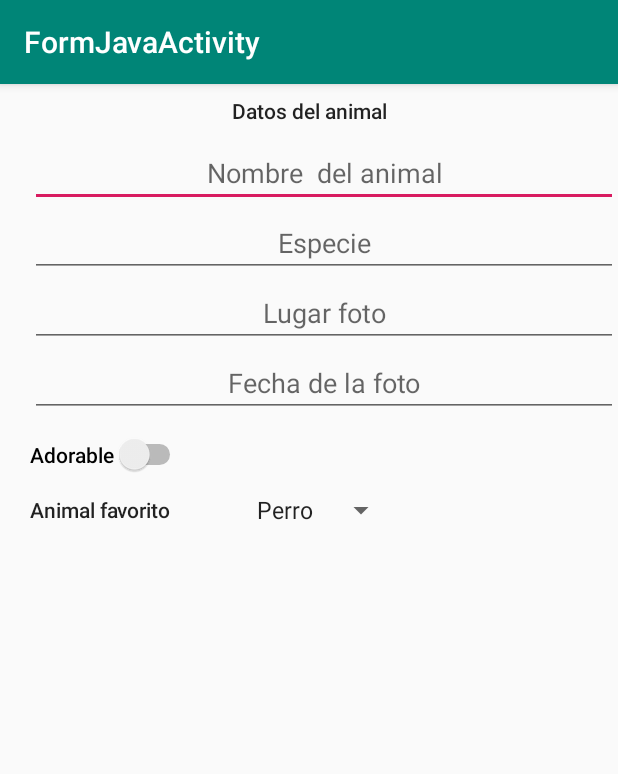
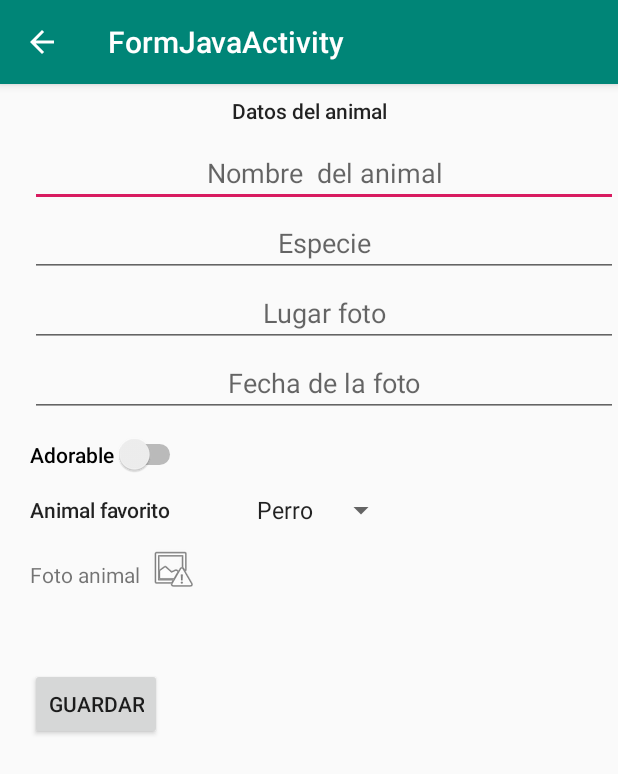
Before and after one commit to AMD031/proyectoAndroid, an Android app: the FormJavaActivity screen opened directly, with no data from a screen before it, on a phone screen of 412 x 824 dp. Shown: the top 774 px of the screen. Run offline under Robolectric (Android 15) with nearby library versions, the phone set to English and light mode, and no system bars.

Commit message:
Agregado boton regreso

```diff
--- a/app/src/main/java/proyecto/anigrud/interfaces/ListadoInterface.java
+++ b/app/src/main/java/proyecto/anigrud/interfaces/ListadoInterface.java
@@ -14,4 +14,6 @@ public interface ListadoInterface {
 
 
 
+
+
 }
--- a/app/src/main/java/proyecto/anigrud/presenters/ListadoPresenter.java
+++ b/app/src/main/java/proyecto/anigrud/presenters/ListadoPresenter.java
@@ -18,4 +18,6 @@ public class ListadoPresenter implements ListadoInterface.Presenter{
 
 
 
+
+
 }
--- a/app/src/main/java/proyecto/anigrud/views/FormJavaActivity.java
+++ b/app/src/main/java/proyecto/anigrud/views/FormJavaActivity.java
@@ -18,8 +18,13 @@ public class FormJavaActivity extends AppCompatActivity {
         setContentView(R.layout.activity_form_java);
         Toolbar toolbar = findViewById(R.id.toolbar);
         setSupportActionBar(toolbar);
-
-
+        getSupportActionBar().setDisplayHomeAsUpEnabled(true);
+        getSupportActionBar().setDisplayShowHomeEnabled(true);
     }
 
+    @Override
+    public boolean onSupportNavigateUp() {
+        onBackPressed();
+        return super.onSupportNavigateUp();
+    }
 }
--- a/app/src/main/java/proyecto/anigrud/views/ListadoActivity.java
+++ b/app/src/main/java/proyecto/anigrud/views/ListadoActivity.java
@@ -25,6 +25,7 @@ public class ListadoActivity extends AppCompatActivity implements ListadoInterfa
         setContentView(R.layout.activity_listado);
         Toolbar toolbar = findViewById(R.id.toolbar);
         setSupportActionBar(toolbar);
+
 
         presenter = new ListadoPresenter(this);
 
--- a/app/src/main/res/layout/activity_form_java.xml
+++ b/app/src/main/res/layout/activity_form_java.xml
@@ -1,4 +1,5 @@
 <?xml version="1.0" encoding="utf-8"?>
+
 <androidx.coordinatorlayout.widget.CoordinatorLayout xmlns:android="http://schemas.android.com/apk/res/android"
     xmlns:app="http://schemas.android.com/apk/res-auto"
     xmlns:tools="http://schemas.android.com/tools"
@@ -16,7 +17,9 @@
             android:layout_width="match_parent"
             android:layout_height="?attr/actionBarSize"
             android:background="?attr/colorPrimary"
-            app:popupTheme="@style/AppTheme.PopupOverlay" />
+            app:popupTheme="@style/AppTheme.PopupOverlay"
+
+            />
 
     </com.google.android.material.appbar.AppBarLayout>
 
--- a/app/src/main/res/layout/content_form_java.xml
+++ b/app/src/main/res/layout/content_form_java.xml
@@ -157,6 +157,61 @@
                 </LinearLayout>
             </LinearLayout>
 
+            <LinearLayout
+                android:layout_width="match_parent"
+                android:layout_height="match_parent"
+                android:orientation="horizontal"
+                android:paddingLeft="20dp"
+                android:paddingTop="11dp">
+
+                <LinearLayout
+                    android:layout_width="wrap_content"
+                    android:layout_height="wrap_content"
+                    android:orientation="vertical">
+
+                    <TextView
+                        android:id="@+id/textView3"
+                        android:layout_width="wrap_content"
+                        android:layout_height="wrap_content"
+                        android:paddingTop="10dp"
+                        android:text="Foto animal" />
+                </LinearLayout>
+
+                <LinearLayout
+                    android:layout_width="wrap_content"
+                    android:layout_height="wrap_content"
+                    android:orientation="vertical">
+
+                    <ImageView
+                        android:id="@+id/imageView2"
+                        android:layout_width="match_parent"
+                        android:layout_height="wrap_content"
+                        android:paddingLeft="5dp"
+                        app:srcCompat="@android:drawable/ic_menu_report_image" />
+                </LinearLayout>
+            </LinearLayout>
+
+            <LinearLayout
+                android:layout_width="match_parent"
+                android:layout_height="match_parent"
+                android:orientation="horizontal"
+                android:paddingLeft="20dp"
+                android:paddingTop="50dp">
+
+                <LinearLayout
+                    android:layout_width="match_parent"
+                    android:layout_height="match_parent"
+                    android:orientation="vertical">
+
+                    <Button
+                        android:id="@+id/button"
+                        android:layout_width="wrap_content"
+                        android:layout_height="wrap_content"
+                        android:text="Guardar" />
+                </LinearLayout>
+
+            </LinearLayout>
+
 
         </LinearLayout>
 
```
Also changed, not shown: 1 other file.
